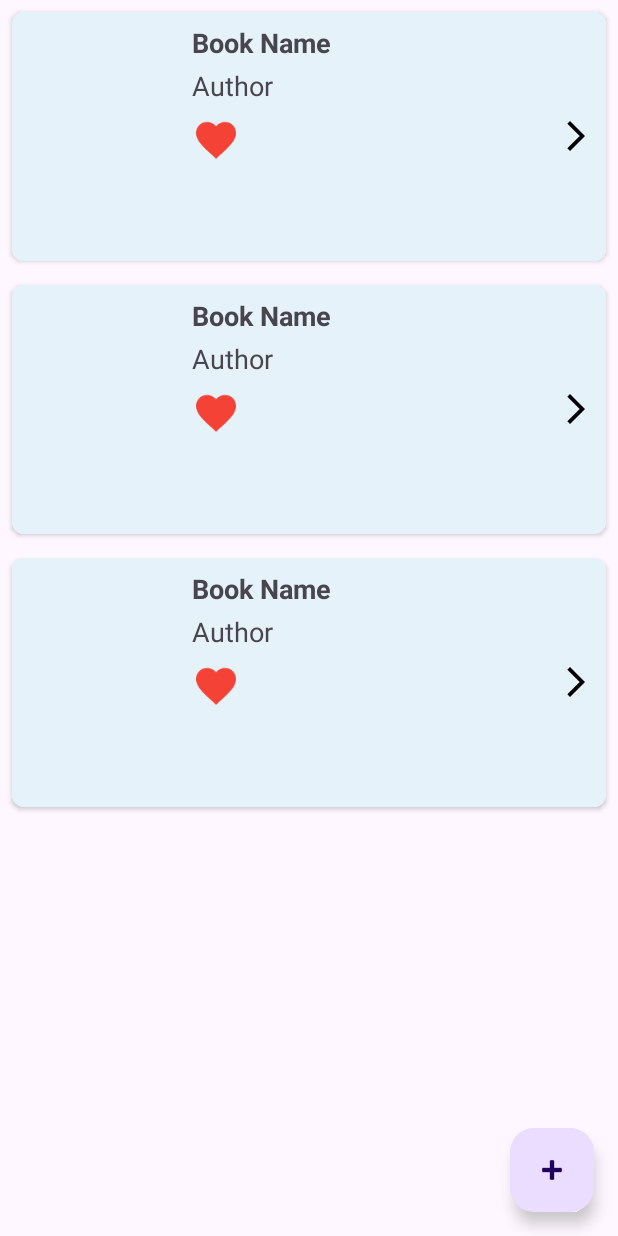
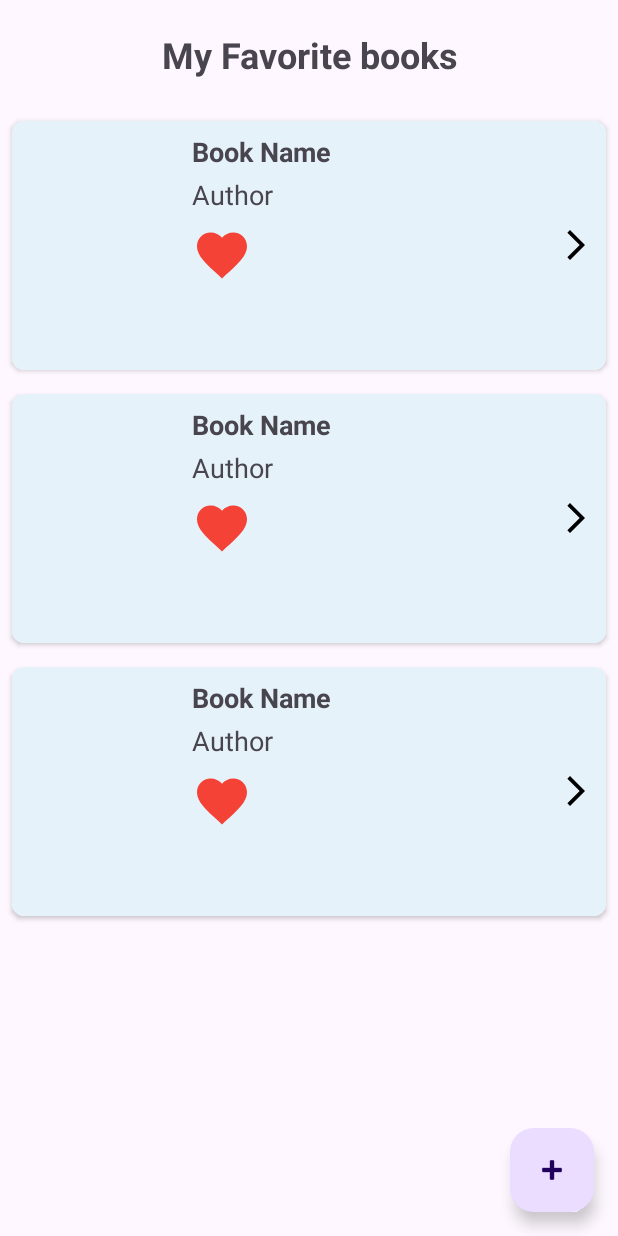
Before and after one commit to EladLandmanz/BookReviewApp, an Android app: the layout favorite_fragment.xml on its own in the app's theme, with its tools: preview values and no code run, on a phone screen of 412 x 824 dp. Run offline under Robolectric (Android 15) with nearby library versions, the phone set to English and light mode, and no system bars.

Commit message:
everything works???

```diff
--- a/app/src/main/java/com/example/bookreviewapp/adapters/BookAdapter.kt
+++ b/app/src/main/java/com/example/bookreviewapp/adapters/BookAdapter.kt
@@ -44,11 +44,6 @@ class BookAdapter(private var books: MutableList<Book>, private val callback: Bo
         val book = books[position]
         holder.binding.titleTextView.text = book.title
         holder.binding.authorTextView.text = book.author
-        if (book.isFavorite) {
-            holder.binding.favoriteIcon.visibility = View.VISIBLE
-        }else{
-            holder.binding.favoriteIcon.visibility = View.GONE
-        }
         Glide.with(holder.binding.root.context)
             .load(book.imageUrl)
             .into(holder.binding.bookImageView)
--- a/app/src/main/java/com/example/bookreviewapp/data/repositories/BookRepository.kt
+++ b/app/src/main/java/com/example/bookreviewapp/data/repositories/BookRepository.kt
@@ -126,11 +126,11 @@ class BookRepository @Inject constructor(
     }
 
     fun withCacheGetFavoriteBooks(): LiveData<Resource<List<Book>>>{
-        return liveData(Dispatchers.IO) { // Run the whole block on IO dispatcher
+        return liveData(Dispatchers.IO) {
 
             emit(Resource.loading()) // Immediately emit a loading state
 
-            // Observe the LiveData from the DAO.
+            // get the LiveData from the DAO. map to Resource.success.
 
             val source = bookDao.getAllFavoriteBooks().map { entities ->
                 Resource.success(entities)
--- a/app/src/main/java/com/example/bookreviewapp/ui/favorites/FavoriteBookAdapter.kt
+++ b/app/src/main/java/com/example/bookreviewapp/ui/favorites/FavoriteBookAdapter.kt
@@ -40,7 +40,8 @@ class FavoriteBookAdapter (private val callback: BookListener) :
 
             fun bind(book : Book){
                 binding.titleTextView.text = book.title
-                binding.authorTextView.text = book.author
+                binding.authorTextView.visibility = View.GONE
+                binding.favoriteIcon.visibility = View.VISIBLE
 
                 Glide.with(binding.root.context)
                     .load(book.imageUrl)
@@ -58,7 +59,7 @@ class FavoriteBookAdapter (private val callback: BookListener) :
 
         override fun onBindViewHolder(holder: FavoriteBookViewHolder, position: Int) {
             val book = getItem(position)
-            Log.d("BookAdapter", "onBindViewHolder: Binding position $position, Book ID: ${book.id}, Title: ${book.title}")
+            Log.d("favBookAdapter", "onBindViewHolder: Binding position $position, Book ID: ${book.id}, Title: ${book.title} , author ${book.author}")
             holder.bind(book)
         }
 
--- a/app/src/main/java/com/example/bookreviewapp/utils/Mappers.kt
+++ b/app/src/main/java/com/example/bookreviewapp/utils/Mappers.kt
@@ -71,7 +71,7 @@ fun WorkDetailsResponse.mapWorkToBook(
         summary = summary,
         imageUrl = imageUrl,
         rating = existingRating?: 0.0f,
-        author = authorId,
+        author = this.authors?.firstOrNull()?.author?.key ?: "Unknown author",
         subject = existingSubject,
         isTrending = existingTrending?: false,
         isFavorite = existingIsFavorite ?: false
--- a/app/src/main/java/com/example/bookreviewapp/viewmodel/BookDetailsViewModel.kt
+++ b/app/src/main/java/com/example/bookreviewapp/viewmodel/BookDetailsViewModel.kt
@@ -66,7 +66,7 @@ class BookDetailsViewModel @Inject constructor(
             Log.w("BookDetailsVM", "Cannot toggle favorite: book data is null.")
             return
         }
-        viewModelScope.launch(Dispatchers.IO) { // Perform DB operation on IO dispatcher
+        viewModelScope.launch(Dispatchers.IO) {
             val newFavoriteStatus = !currentBook.isFavorite
             Log.d("BookDetailsVM", "Toggling favorite for ${currentBook.id} to $newFavoriteStatus")
 
--- a/app/src/main/res/layout/book_item.xml
+++ b/app/src/main/res/layout/book_item.xml
@@ -57,8 +57,8 @@
 
                 <ImageView
                     android:id="@+id/favoriteIcon"
-                    android:layout_width="32dp"
-                    android:layout_height="32dp"
+                    android:layout_width="40dp"
+                    android:layout_height="40dp"
                     android:layout_marginStart="0dp"
                     android:layout_marginTop="8dp"
                     android:layout_marginEnd="8dp"
--- a/app/src/main/res/layout/favorite_fragment.xml
+++ b/app/src/main/res/layout/favorite_fragment.xml
@@ -43,10 +43,26 @@
         app:layout_constraintBottom_toTopOf="@+id/recyclerViewFavoriteBooks"
         android:visibility="gone" />
 
+    <TextView
+        android:id="@+id/favsTitle"
+        android:layout_width="wrap_content"
+        android:layout_height="wrap_content"
+        android:text="@string/my_favs"
+        android:textSize="24sp"
+        android:textStyle="bold"
+        android:textAlignment="center"
+        android:gravity="center"
+        app:layout_constraintTop_toTopOf="parent"
+        app:layout_constraintStart_toStartOf="parent"
+        app:layout_constraintEnd_toEndOf="parent"
+        android:layout_margin="20dp"/>
+
     <androidx.recyclerview.widget.RecyclerView
         android:id="@+id/recyclerViewFavoriteBooks"
         android:layout_width="match_parent"
-        android:layout_height="match_parent"
+        android:layout_height="wrap_content"
+        android:layout_marginTop="20dp"
+        app:layout_constraintTop_toBottomOf="@+id/favsTitle"
         app:layoutManager="androidx.recyclerview.widget.LinearLayoutManager"
         tools:listitem="@layout/book_item" />
 
--- a/app/src/main/res/values/strings.xml
+++ b/app/src/main/res/values/strings.xml
@@ -30,6 +30,8 @@
     <string name="review_saved">Review saved!</string>
     <string name="empty_review">You can not submit an empty review!</string>
     <string name="my_reviews">My Reviews</string>
+    <string name="my_favs">My Favorite books</string>
+
 
     <string name="subject_fantasy">Fantasy</string>
     <string name="subject_romance">Romance</string>
```
Also changed, not shown: app/src/main/java/com/example/bookreviewapp/ui/favorites/FavoritesFragment.kt (+1 -12 lines), app/src/main/res/layout/fragment_my_reviews.xml (+18 -4 lines), app/src/main/res/layout/fragment_book_details.xml (line endings or trailing spaces), 1 other file.
